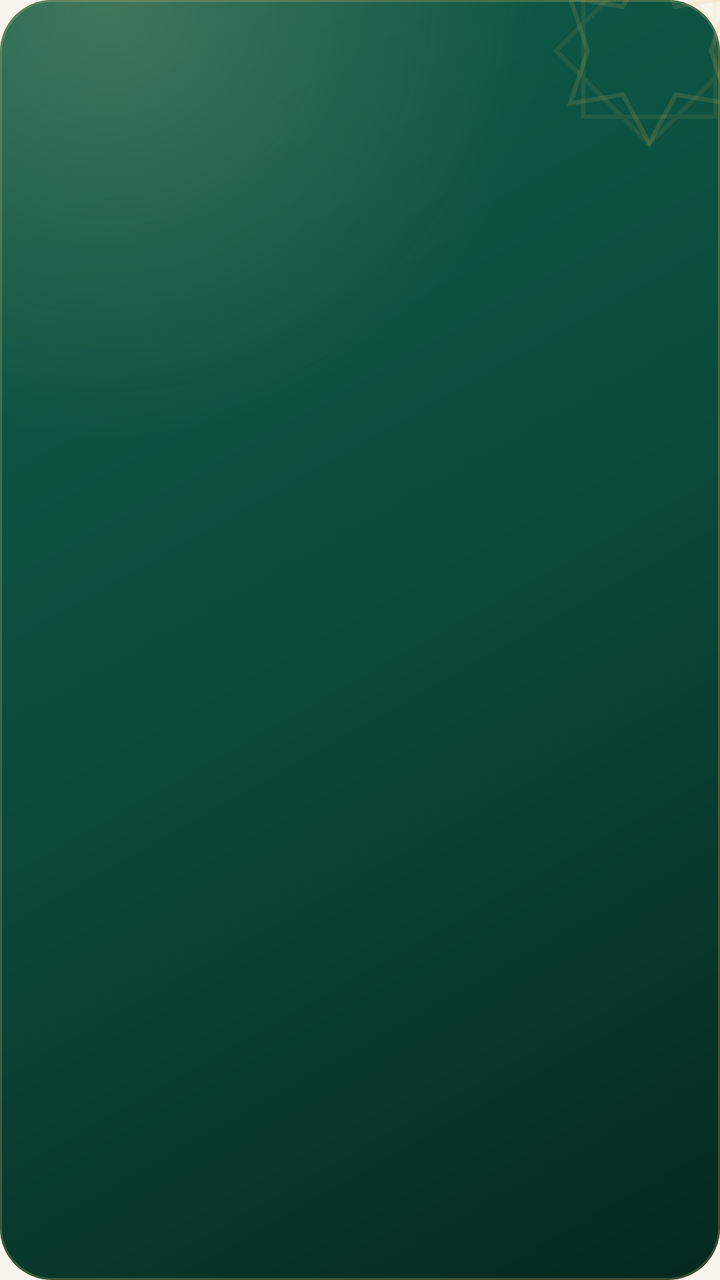
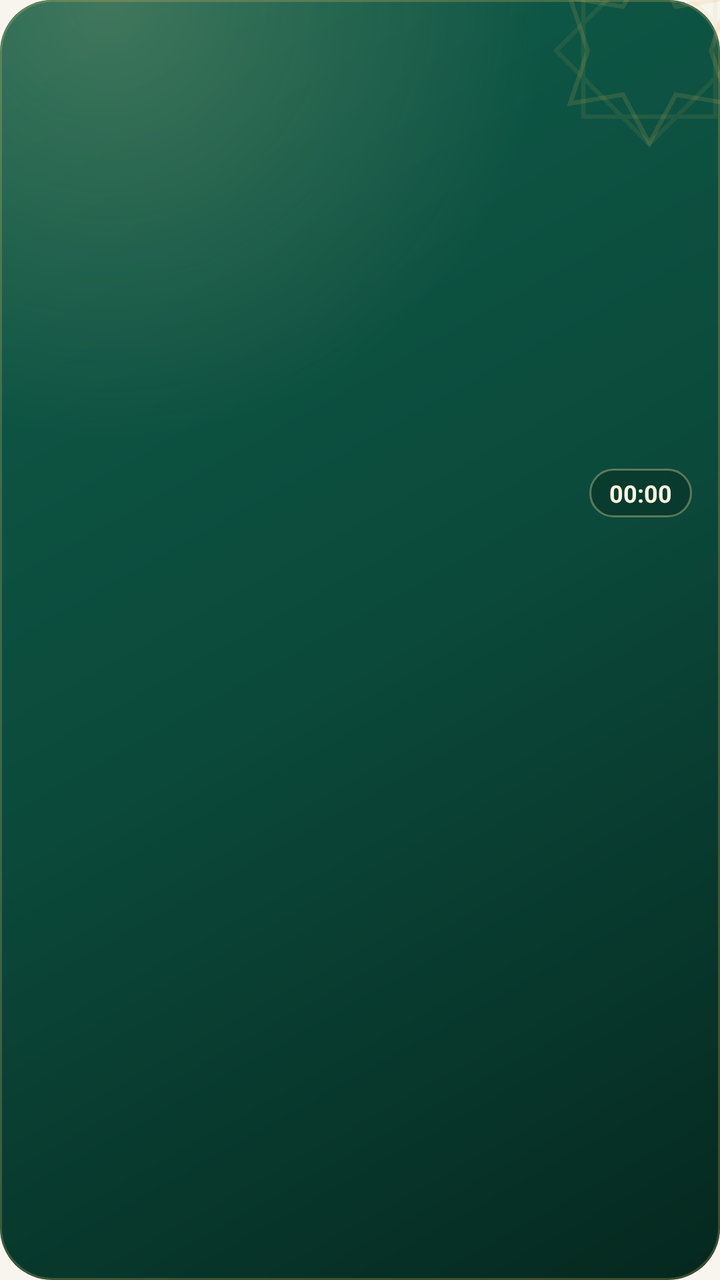

Compare the two renders of this Android layout. The source of the first and the diff that turns it into the second are given below.
<!-- AndroidManifest.xml: application theme Theme.ZikrTime -->
<!-- res/layout/widget_today.xml -->
<?xml version="1.0" encoding="utf-8"?>
<FrameLayout xmlns:android="http://schemas.android.com/apk/res/android"
    android:id="@+id/widget_root"
    android:layout_width="match_parent"
    android:layout_height="match_parent"
    android:background="@drawable/widget_bg">

    <ImageView
        android:id="@+id/w_bg"
        android:layout_width="match_parent"
        android:layout_height="match_parent"
        android:importantForAccessibility="no"
        android:scaleType="fitXY" />

    <ImageView
        android:id="@+id/w_star"
        android:layout_width="110dp"
        android:layout_height="110dp"
        android:layout_gravity="end|top"
        android:layout_marginTop="-30dp"
        android:layout_marginEnd="-20dp"
        android:importantForAccessibility="no"
        android:src="@drawable/widget_star" />

    <LinearLayout
        android:layout_width="match_parent"
        android:layout_height="match_parent"
        android:gravity="center_vertical"
        android:orientation="vertical"
        android:padding="14dp">

        <TextView
            android:id="@+id/w_title"
            android:layout_width="match_parent"
            android:layout_height="wrap_content"
            android:maxLines="1"
            android:ellipsize="end"
            android:textColor="#FFF6E0"
            android:textSize="14sp"
            android:textStyle="bold" />

        <TextView
            android:id="@+id/w_subtitle"
            android:layout_width="match_parent"
            android:layout_height="wrap_content"
            android:maxLines="1"
            android:ellipsize="end"
            android:textColor="#B3FFF6E0"
            android:textSize="11sp" />

        <LinearLayout
            android:layout_width="match_parent"
            android:layout_height="wrap_content"
            android:layout_marginTop="8dp"
            android:orientation="horizontal">

        <LinearLayout
            android:id="@+id/w_col0"
            android:layout_width="0dp"
            android:layout_height="wrap_content"
            android:layout_weight="1"
            android:layout_marginHorizontal="2dp"
            android:gravity="center_horizontal"
            android:orientation="vertical"
            android:paddingVertical="8dp">

            <ImageView
                android:id="@+id/w_icon0"
                android:layout_width="18dp"
                android:layout_height="18dp"
                android:importantForAccessibility="no"
                android:tint="#E2B659" />

            <TextView
                android:id="@+id/w_name0"
                android:layout_width="wrap_content"
                android:layout_height="wrap_content"
                android:layout_marginTop="4dp"
                android:maxLines="1"
                android:ellipsize="end"
                android:textColor="#CCFFF6E0"
                android:textSize="11sp" />

            <TextView
                android:id="@+id/w_time0"
                android:layout_width="wrap_content"
                android:layout_height="wrap_content"
                android:maxLines="1"
                android:textColor="#FFF6E0"
                android:textSize="15sp"
                android:textStyle="bold" />
        </LinearLayout>
        <LinearLayout
            android:id="@+id/w_col1"
            android:layout_width="0dp"
            android:layout_height="wrap_content"
            android:layout_weight="1"
            android:layout_marginHorizontal="2dp"
            android:gravity="center_horizontal"
            android:orientation="vertical"
            android:paddingVertical="8dp">

            <ImageView
                android:id="@+id/w_icon1"
                android:layout_width="18dp"
                android:layout_height="18dp"
                android:importantForAccessibility="no"
                android:tint="#E2B659" />

            <TextView
                android:id="@+id/w_name1"
                android:layout_width="wrap_content"
                android:layout_height="wrap_content"
                android:layout_marginTop="4dp"
                android:maxLines="1"
                android:ellipsize="end"
                android:textColor="#CCFFF6E0"
                android:textSize="11sp" />

            <TextView
                android:id="@+id/w_time1"
                android:layout_width="wrap_content"
                android:layout_height="wrap_content"
                android:maxLines="1"
                android:textColor="#FFF6E0"
                android:textSize="15sp"
                android:textStyle="bold" />
        </LinearLayout>
        <LinearLayout
            android:id="@+id/w_col2"
            android:layout_width="0dp"
            android:layout_height="wrap_content"
            android:layout_weight="1"
            android:layout_marginHorizontal="2dp"
            android:gravity="center_horizontal"
            android:orientation="vertical"
            android:paddingVertical="8dp">

            <ImageView
                android:id="@+id/w_icon2"
                android:layout_width="18dp"
                android:layout_height="18dp"
                android:importantForAccessibility="no"
                android:tint="#E2B659" />

            <TextView
                android:id="@+id/w_name2"
                android:layout_width="wrap_content"
                android:layout_height="wrap_content"
                android:layout_marginTop="4dp"
                android:maxLines="1"
                android:ellipsize="end"
                android:textColor="#CCFFF6E0"
                android:textSize="11sp" />

            <TextView
                android:id="@+id/w_time2"
                android:layout_width="wrap_content"
                android:layout_height="wrap_content"
                android:maxLines="1"
                android:textColor="#FFF6E0"
                android:textSize="15sp"
                android:textStyle="bold" />
        </LinearLayout>
        <LinearLayout
            android:id="@+id/w_col3"
            android:layout_width="0dp"
            android:layout_height="wrap_content"
            android:layout_weight="1"
            android:layout_marginHorizontal="2dp"
            android:gravity="center_horizontal"
            android:orientation="vertical"
            android:paddingVertical="8dp">

            <ImageView
                android:id="@+id/w_icon3"
                android:layout_width="18dp"
                android:layout_height="18dp"
                android:importantForAccessibility="no"
                android:tint="#E2B659" />

            <TextView
                android:id="@+id/w_name3"
                android:layout_width="wrap_content"
                android:layout_height="wrap_content"
                android:layout_marginTop="4dp"
                android:maxLines="1"
                android:ellipsize="end"
                android:textColor="#CCFFF6E0"
                android:textSize="11sp" />

            <TextView
                android:id="@+id/w_time3"
                android:layout_width="wrap_content"
                android:layout_height="wrap_content"
                android:maxLines="1"
                android:textColor="#FFF6E0"
                android:textSize="15sp"
                android:textStyle="bold" />
        </LinearLayout>
        <LinearLayout
            android:id="@+id/w_col4"
            android:layout_width="0dp"
            android:layout_height="wrap_content"
            android:layout_weight="1"
            android:layout_marginHorizontal="2dp"
            android:gravity="center_horizontal"
            android:orientation="vertical"
            android:paddingVertical="8dp">

            <ImageView
                android:id="@+id/w_icon4"
                android:layout_width="18dp"
                android:layout_height="18dp"
                android:importantForAccessibility="no"
                android:tint="#E2B659" />

            <TextView
                android:id="@+id/w_name4"
                android:layout_width="wrap_content"
                android:layout_height="wrap_content"
                android:layout_marginTop="4dp"
                android:maxLines="1"
                android:ellipsize="end"
                android:textColor="#CCFFF6E0"
                android:textSize="11sp" />

            <TextView
                android:id="@+id/w_time4"
                android:layout_width="wrap_content"
                android:layout_height="wrap_content"
                android:maxLines="1"
                android:textColor="#FFF6E0"
                android:textSize="15sp"
                android:textStyle="bold" />
        </LinearLayout>
        <LinearLayout
            android:id="@+id/w_col5"
            android:layout_width="0dp"
            android:layout_height="wrap_content"
            android:layout_weight="1"
            android:layout_marginHorizontal="2dp"
            android:gravity="center_horizontal"
            android:orientation="vertical"
            android:paddingVertical="8dp">

            <ImageView
                android:id="@+id/w_icon5"
                android:layout_width="18dp"
                android:layout_height="18dp"
                android:importantForAccessibility="no"
                android:tint="#E2B659" />

            <TextView
                android:id="@+id/w_name5"
                android:layout_width="wrap_content"
                android:layout_height="wrap_content"
                android:layout_marginTop="4dp"
                android:maxLines="1"
                android:ellipsize="end"
                android:textColor="#CCFFF6E0"
                android:textSize="11sp" />

            <TextView
                android:id="@+id/w_time5"
                android:layout_width="wrap_content"
                android:layout_height="wrap_content"
                android:maxLines="1"
                android:textColor="#FFF6E0"
                android:textSize="15sp"
                android:textStyle="bold" />
        </LinearLayout>
        </LinearLayout>

        
        <ImageView
            android:id="@+id/w_line"
            android:layout_width="match_parent"
            android:layout_height="12dp"
            android:layout_marginTop="2dp"
            android:importantForAccessibility="no"
            android:scaleType="fitXY" />

    </LinearLayout>
</FrameLayout>
<!-- resources referenced by this layout -->
<resources>
  <!-- drawable widget_bg (drawable) -->
  <?xml version="1.0" encoding="utf-8"?>
  <layer-list xmlns:android="http://schemas.android.com/apk/res/android">
      <item>
          <shape android:shape="rectangle">
              <gradient android:angle="315" android:startColor="#0F5C4A" android:centerColor="#0B4A3B" android:endColor="#05281F" android:type="linear" />
              <corners android:radius="26dp" />
          </shape>
      </item>
      <item>
          <shape android:shape="rectangle">
              <gradient android:type="radial" android:gradientRadius="220dp" android:centerX="0.15" android:centerY="0.0"
                  android:startColor="#33FFE7A8" android:endColor="#00FFE7A8" />
              <corners android:radius="26dp" />
          </shape>
      </item>
      <item>
          <shape android:shape="rectangle">
              <stroke android:width="1dp" android:color="#40E2B659" />
              <corners android:radius="26dp" />
          </shape>
      </item>
  </layer-list>
  <!-- drawable widget_star (drawable) -->
  <?xml version="1.0" encoding="utf-8"?>
  <vector xmlns:android="http://schemas.android.com/apk/res/android"
      android:width="120dp" android:height="120dp" android:viewportWidth="100" android:viewportHeight="100">
      <path android:strokeColor="#26E2B659" android:strokeWidth="2" android:fillColor="#00000000"
          android:pathData="M50,8 L62,30 L86,26 L78,50 L86,74 L62,70 L50,92 L38,70 L14,74 L22,50 L14,26 L38,30 Z" />
      <path android:strokeColor="#1AE2B659" android:strokeWidth="2" android:fillColor="#00000000"
          android:pathData="M20,20 L80,20 L80,80 L20,80 Z M50,7.6 L92.4,50 L50,92.4 L7.6,50 Z" />
  </vector>
  <style name="Theme.ZikrTime" parent="android:Theme.Material.Light.NoActionBar">
          <item name="android:windowBackground">@color/window_light</item>
      </style>
  <color name="window_light">#F8F5EE</color>
</resources>

<!-- the commit's change to res/layout/widget_today.xml (unified diff, before → after) -->
@@ -29,257 +29,344 @@
         android:orientation="vertical"
         android:padding="14dp">
 
-        <TextView
-            android:id="@+id/w_title"
+        
+        <LinearLayout
+            android:id="@+id/w_head"
             android:layout_width="match_parent"
             android:layout_height="wrap_content"
-            android:maxLines="1"
-            android:ellipsize="end"
-            android:textColor="#FFF6E0"
-            android:textSize="14sp"
-            android:textStyle="bold" />
-
-        <TextView
-            android:id="@+id/w_subtitle"
-            android:layout_width="match_parent"
-            android:layout_height="wrap_content"
-            android:maxLines="1"
-            android:ellipsize="end"
-            android:textColor="#B3FFF6E0"
-            android:textSize="11sp" />
-
-        <LinearLayout
-            android:layout_width="match_parent"
-            android:layout_height="wrap_content"
-            android:layout_marginTop="8dp"
+            android:gravity="center_vertical"
             android:orientation="horizontal">
 
-        <LinearLayout
-            android:id="@+id/w_col0"
-            android:layout_width="0dp"
-            android:layout_height="wrap_content"
-            android:layout_weight="1"
-            android:layout_marginHorizontal="2dp"
-            android:gravity="center_horizontal"
-            android:orientation="vertical"
-            android:paddingVertical="8dp">
-
-            <ImageView
-                android:id="@+id/w_icon0"
-                android:layout_width="18dp"
-                android:layout_height="18dp"
-                android:importantForAccessibility="no"
-                android:tint="#E2B659" />
-
-            <TextView
-                android:id="@+id/w_name0"
-                android:layout_width="wrap_content"
-                android:layout_height="wrap_content"
-                android:layout_marginTop="4dp"
-                android:maxLines="1"
-                android:ellipsize="end"
-                android:textColor="#CCFFF6E0"
-                android:textSize="11sp" />
-
-            <TextView
-                android:id="@+id/w_time0"
-                android:layout_width="wrap_content"
-                android:layout_height="wrap_content"
-                android:maxLines="1"
-                android:textColor="#FFF6E0"
-                android:textSize="15sp"
-                android:textStyle="bold" />
-        </LinearLayout>
-        <LinearLayout
-            android:id="@+id/w_col1"
-            android:layout_width="0dp"
-            android:layout_height="wrap_content"
-            android:layout_weight="1"
-            android:layout_marginHorizontal="2dp"
-            android:gravity="center_horizontal"
-            android:orientation="vertical"
-            android:paddingVertical="8dp">
-
-            <ImageView
-                android:id="@+id/w_icon1"
-                android:layout_width="18dp"
-                android:layout_height="18dp"
-                android:importantForAccessibility="no"
-                android:tint="#E2B659" />
-
-            <TextView
-                android:id="@+id/w_name1"
-                android:layout_width="wrap_content"
-                android:layout_height="wrap_content"
-                android:layout_marginTop="4dp"
-                android:maxLines="1"
-                android:ellipsize="end"
-                android:textColor="#CCFFF6E0"
-                android:textSize="11sp" />
-
-            <TextView
-                android:id="@+id/w_time1"
-                android:layout_width="wrap_content"
-                android:layout_height="wrap_content"
-                android:maxLines="1"
-                android:textColor="#FFF6E0"
-                android:textSize="15sp"
-                android:textStyle="bold" />
-        </LinearLayout>
-        <LinearLayout
-            android:id="@+id/w_col2"
-            android:layout_width="0dp"
-            android:layout_height="wrap_content"
-            android:layout_weight="1"
-            android:layout_marginHorizontal="2dp"
-            android:gravity="center_horizontal"
-            android:orientation="vertical"
-            android:paddingVertical="8dp">
-
-            <ImageView
-                android:id="@+id/w_icon2"
-                android:layout_width="18dp"
-                android:layout_height="18dp"
-                android:importantForAccessibility="no"
-                android:tint="#E2B659" />
-
-            <TextView
-                android:id="@+id/w_name2"
-                android:layout_width="wrap_content"
-                android:layout_height="wrap_content"
-                android:layout_marginTop="4dp"
-                android:maxLines="1"
-                android:ellipsize="end"
-                android:textColor="#CCFFF6E0"
-                android:textSize="11sp" />
-
-            <TextView
-                android:id="@+id/w_time2"
-                android:layout_width="wrap_content"
-                android:layout_height="wrap_content"
-                android:maxLines="1"
-                android:textColor="#FFF6E0"
-                android:textSize="15sp"
-                android:textStyle="bold" />
-        </LinearLayout>
-        <LinearLayout
-            android:id="@+id/w_col3"
-            android:layout_width="0dp"
-            android:layout_height="wrap_content"
-            android:layout_weight="1"
-            android:layout_marginHorizontal="2dp"
-            android:gravity="center_horizontal"
-            android:orientation="vertical"
-            android:paddingVertical="8dp">
-
-            <ImageView
-                android:id="@+id/w_icon3"
-                android:layout_width="18dp"
-                android:layout_height="18dp"
-                android:importantForAccessibility="no"
-                android:tint="#E2B659" />
-
-            <TextView
-                android:id="@+id/w_name3"
-                android:layout_width="wrap_content"
-                android:layout_height="wrap_content"
-                android:layout_marginTop="4dp"
-                android:maxLines="1"
-                android:ellipsize="end"
-                android:textColor="#CCFFF6E0"
-                android:textSize="11sp" />
-
-            <TextView
-                android:id="@+id/w_time3"
-                android:layout_width="wrap_content"
-                android:layout_height="wrap_content"
-                android:maxLines="1"
-                android:textColor="#FFF6E0"
-                android:textSize="15sp"
-                android:textStyle="bold" />
-        </LinearLayout>
-        <LinearLayout
-            android:id="@+id/w_col4"
-            android:layout_width="0dp"
-            android:layout_height="wrap_content"
-            android:layout_weight="1"
-            android:layout_marginHorizontal="2dp"
-            android:gravity="center_horizontal"
-            android:orientation="vertical"
-            android:paddingVertical="8dp">
-
-            <ImageView
-                android:id="@+id/w_icon4"
-                android:layout_width="18dp"
-                android:layout_height="18dp"
-                android:importantForAccessibility="no"
-                android:tint="#E2B659" />
-
-            <TextView
-                android:id="@+id/w_name4"
-                android:layout_width="wrap_content"
-                android:layout_height="wrap_content"
-                android:layout_marginTop="4dp"
-                android:maxLines="1"
-                android:ellipsize="end"
-                android:textColor="#CCFFF6E0"
-                android:textSize="11sp" />
-
-            <TextView
-                android:id="@+id/w_time4"
-                android:layout_width="wrap_content"
-                android:layout_height="wrap_content"
-                android:maxLines="1"
-                android:textColor="#FFF6E0"
-                android:textSize="15sp"
-                android:textStyle="bold" />
-        </LinearLayout>
-        <LinearLayout
-            android:id="@+id/w_col5"
-            android:layout_width="0dp"
-            android:layout_height="wrap_content"
-            android:layout_weight="1"
-            android:layout_marginHorizontal="2dp"
-            android:gravity="center_horizontal"
-            android:orientation="vertical"
-            android:paddingVertical="8dp">
-
-            <ImageView
-                android:id="@+id/w_icon5"
-                android:layout_width="18dp"
-                android:layout_height="18dp"
-                android:importantForAccessibility="no"
-                android:tint="#E2B659" />
-
-            <TextView
-                android:id="@+id/w_name5"
-                android:layout_width="wrap_content"
-                android:layout_height="wrap_content"
-                android:layout_marginTop="4dp"
-                android:maxLines="1"
-                android:ellipsize="end"
-                android:textColor="#CCFFF6E0"
-                android:textSize="11sp" />
-
-            <TextView
-                android:id="@+id/w_time5"
-                android:layout_width="wrap_content"
-                android:layout_height="wrap_content"
-                android:maxLines="1"
-                android:textColor="#FFF6E0"
-                android:textSize="15sp"
-                android:textStyle="bold" />
-        </LinearLayout>
+            <LinearLayout
+                android:layout_width="0dp"
+                android:layout_height="wrap_content"
+                android:layout_weight="1"
+                android:orientation="vertical">
+
+                <TextView
+                    android:id="@+id/w_title"
+                    android:layout_width="match_parent"
+                    android:layout_height="wrap_content"
+                    android:ellipsize="end"
+                    android:maxLines="1"
+                    android:shadowColor="#66000000"
+                    android:shadowDy="1"
+                    android:shadowRadius="3"
+                    android:textColor="#FFF6E0"
+                    android:textSize="14sp"
+                    android:textStyle="bold" />
+
+                <TextView
+                    android:id="@+id/w_subtitle"
+                    android:layout_width="match_parent"
+                    android:layout_height="wrap_content"
+                    android:ellipsize="end"
+                    android:maxLines="1"
+                    android:textColor="#CCFFF6E0"
+                    android:textSize="11sp" />
+            </LinearLayout>
+
+            <Chronometer
+                android:id="@+id/w_countdown"
+                android:layout_width="wrap_content"
+                android:layout_height="wrap_content"
+                android:background="@drawable/widget_chip"
+                android:countDown="true"
+                android:maxLines="1"
+                android:paddingHorizontal="10dp"
+                android:paddingVertical="4dp"
+                android:textColor="#FFF6E0"
+                android:textSize="12sp"
+                android:textStyle="bold" />
         </LinearLayout>
 
         
         <ImageView
-            android:id="@+id/w_line"
+            android:id="@+id/w_arc"
             android:layout_width="match_parent"
-            android:layout_height="12dp"
+            android:layout_height="58dp"
             android:layout_marginTop="2dp"
             android:importantForAccessibility="no"
             android:scaleType="fitXY" />
 
+        <LinearLayout
+            android:layout_width="match_parent"
+            android:layout_height="wrap_content"
+            android:orientation="horizontal">
+
+        <LinearLayout
+            android:id="@+id/w_col0"
+            android:layout_width="0dp"
+            android:layout_height="wrap_content"
+            android:layout_weight="1"
+            android:layout_marginHorizontal="2dp"
+            android:gravity="center_horizontal"
+            android:orientation="vertical"
+            android:paddingVertical="6dp">
+
+            <ImageView
+                android:id="@+id/w_icon0"
+                android:layout_width="18dp"
+                android:layout_height="18dp"
+                android:importantForAccessibility="no"
+                android:tint="#E2B659" />
+
+            <TextView
+                android:id="@+id/w_name0"
+                android:layout_width="wrap_content"
+                android:layout_height="wrap_content"
+                android:layout_marginTop="4dp"
+                android:maxLines="1"
+                android:ellipsize="end"
+                android:textColor="#CCFFF6E0"
+                android:textSize="11sp" />
+
+            <TextView
+                android:id="@+id/w_time0"
+                android:layout_width="wrap_content"
+                android:layout_height="wrap_content"
+                android:maxLines="1"
+                android:textColor="#FFF6E0"
+                android:textSize="15sp"
+                android:textStyle="bold" />
+
+            <TextView
+                android:id="@+id/w_mark0"
+                android:layout_width="wrap_content"
+                android:layout_height="wrap_content"
+                android:maxLines="1"
+                android:textColor="#FFE7A8"
+                android:textSize="13sp"
+                android:textStyle="bold" />
+        </LinearLayout>
+        <LinearLayout
+            android:id="@+id/w_col1"
+            android:layout_width="0dp"
+            android:layout_height="wrap_content"
+            android:layout_weight="1"
+            android:layout_marginHorizontal="2dp"
+            android:gravity="center_horizontal"
+            android:orientation="vertical"
+            android:paddingVertical="6dp">
+
+            <ImageView
+                android:id="@+id/w_icon1"
+                android:layout_width="18dp"
+                android:layout_height="18dp"
+                android:importantForAccessibility="no"
+                android:tint="#E2B659" />
+
+            <TextView
+                android:id="@+id/w_name1"
+                android:layout_width="wrap_content"
+                android:layout_height="wrap_content"
+                android:layout_marginTop="4dp"
+                android:maxLines="1"
+                android:ellipsize="end"
+                android:textColor="#CCFFF6E0"
+                android:textSize="11sp" />
+
+            <TextView
+                android:id="@+id/w_time1"
+                android:layout_width="wrap_content"
+                android:layout_height="wrap_content"
+                android:maxLines="1"
+                android:textColor="#FFF6E0"
+                android:textSize="15sp"
+                android:textStyle="bold" />
+
+            <TextView
+                android:id="@+id/w_mark1"
+                android:layout_width="wrap_content"
+                android:layout_height="wrap_content"
+                android:maxLines="1"
+                android:textColor="#FFE7A8"
+                android:textSize="13sp"
+                android:textStyle="bold" />
+        </LinearLayout>
+        <LinearLayout
+            android:id="@+id/w_col2"
+            android:layout_width="0dp"
+            android:layout_height="wrap_content"
+            android:layout_weight="1"
+            android:layout_marginHorizontal="2dp"
+            android:gravity="center_horizontal"
+            android:orientation="vertical"
+            android:paddingVertical="6dp">
+
+            <ImageView
+                android:id="@+id/w_icon2"
+                android:layout_width="18dp"
+                android:layout_height="18dp"
+                android:importantForAccessibility="no"
+                android:tint="#E2B659" />
+
+            <TextView
+                android:id="@+id/w_name2"
+                android:layout_width="wrap_content"
+                android:layout_height="wrap_content"
+                android:layout_marginTop="4dp"
+                android:maxLines="1"
+                android:ellipsize="end"
+                android:textColor="#CCFFF6E0"
+                android:textSize="11sp" />
+
+            <TextView
+                android:id="@+id/w_time2"
+                android:layout_width="wrap_content"
+                android:layout_height="wrap_content"
+                android:maxLines="1"
+                android:textColor="#FFF6E0"
+                android:textSize="15sp"
+                android:textStyle="bold" />
+
+            <TextView
+                android:id="@+id/w_mark2"
+                android:layout_width="wrap_content"
+                android:layout_height="wrap_content"
+                android:maxLines="1"
+                android:textColor="#FFE7A8"
+                android:textSize="13sp"
+                android:textStyle="bold" />
+        </LinearLayout>
+        <LinearLayout
+            android:id="@+id/w_col3"
+            android:layout_width="0dp"
+            android:layout_height="wrap_content"
+            android:layout_weight="1"
+            android:layout_marginHorizontal="2dp"
+            android:gravity="center_horizontal"
+            android:orientation="vertical"
+            android:paddingVertical="6dp">
+
+            <ImageView
+                android:id="@+id/w_icon3"
+                android:layout_width="18dp"
+                android:layout_height="18dp"
+                android:importantForAccessibility="no"
+                android:tint="#E2B659" />
+
+            <TextView
+                android:id="@+id/w_name3"
+                android:layout_width="wrap_content"
+                android:layout_height="wrap_content"
+                android:layout_marginTop="4dp"
+                android:maxLines="1"
+                android:ellipsize="end"
+                android:textColor="#CCFFF6E0"
+                android:textSize="11sp" />
+
+            <TextView
+                android:id="@+id/w_time3"
+                android:layout_width="wrap_content"
+                android:layout_height="wrap_content"
+                android:maxLines="1"
+                android:textColor="#FFF6E0"
+                android:textSize="15sp"
+                android:textStyle="bold" />
+
+            <TextView
+                android:id="@+id/w_mark3"
+                android:layout_width="wrap_content"
+                android:layout_height="wrap_content"
+                android:maxLines="1"
+                android:textColor="#FFE7A8"
+                android:textSize="13sp"
+                android:textStyle="bold" />
+        </LinearLayout>
+        <LinearLayout
+            android:id="@+id/w_col4"
+            android:layout_width="0dp"
+            android:layout_height="wrap_content"
+            android:layout_weight="1"
+            android:layout_marginHorizontal="2dp"
+            android:gravity="center_horizontal"
+            android:orientation="vertical"
+            android:paddingVertical="6dp">
+
+            <ImageView
+                android:id="@+id/w_icon4"
+                android:layout_width="18dp"
+                android:layout_height="18dp"
+                android:importantForAccessibility="no"
+                android:tint="#E2B659" />
+
+            <TextView
+                android:id="@+id/w_name4"
+                android:layout_width="wrap_content"
+                android:layout_height="wrap_content"
+                android:layout_marginTop="4dp"
+                android:maxLines="1"
+                android:ellipsize="end"
+                android:textColor="#CCFFF6E0"
+                android:textSize="11sp" />
+
+            <TextView
+                android:id="@+id/w_time4"
+                android:layout_width="wrap_content"
+                android:layout_height="wrap_content"
+                android:maxLines="1"
+                android:textColor="#FFF6E0"
+                android:textSize="15sp"
+                android:textStyle="bold" />
+
+            <TextView
+                android:id="@+id/w_mark4"
+                android:layout_width="wrap_content"
+                android:layout_height="wrap_content"
+                android:maxLines="1"
+                android:textColor="#FFE7A8"
+                android:textSize="13sp"
+                android:textStyle="bold" />
+        </LinearLayout>
+        <LinearLayout
+            android:id="@+id/w_col5"
+            android:layout_width="0dp"
+            android:layout_height="wrap_content"
+            android:layout_weight="1"
+            android:layout_marginHorizontal="2dp"
+            android:gravity="center_horizontal"
+            android:orientation="vertical"
+            android:paddingVertical="6dp">
+
+            <ImageView
+                android:id="@+id/w_icon5"
+                android:layout_width="18dp"
+                android:layout_height="18dp"
+                android:importantForAccessibility="no"
+                android:tint="#E2B659" />
+
+            <TextView
+                android:id="@+id/w_name5"
+                android:layout_width="wrap_content"
+                android:layout_height="wrap_content"
+                android:layout_marginTop="4dp"
+                android:maxLines="1"
+                android:ellipsize="end"
+                android:textColor="#CCFFF6E0"
+                android:textSize="11sp" />
+
+            <TextView
+                android:id="@+id/w_time5"
+                android:layout_width="wrap_content"
+                android:layout_height="wrap_content"
+                android:maxLines="1"
+                android:textColor="#FFF6E0"
+                android:textSize="15sp"
+                android:textStyle="bold" />
+
+            <TextView
+                android:id="@+id/w_mark5"
+                android:layout_width="wrap_content"
+                android:layout_height="wrap_content"
+                android:maxLines="1"
+                android:textColor="#FFE7A8"
+                android:textSize="13sp"
+                android:textStyle="bold" />
+        </LinearLayout>
+        </LinearLayout>
+
+
+
     </LinearLayout>
 </FrameLayout>
<!-- resource entries referenced after the edit -->
@@ -23,6 +23,13 @@
           </shape>
       </item>
   </layer-list>
+  <!-- drawable widget_chip (drawable) -->
+  <?xml version="1.0" encoding="utf-8"?>
+  <shape xmlns:android="http://schemas.android.com/apk/res/android" android:shape="rectangle">
+      <solid android:color="#33000000" />
+      <stroke android:width="1dp" android:color="#55FFE7A8" />
+      <corners android:radius="12dp" />
+  </shape>
   <!-- drawable widget_star (drawable) -->
   <?xml version="1.0" encoding="utf-8"?>
   <vector xmlns:android="http://schemas.android.com/apk/res/android"
